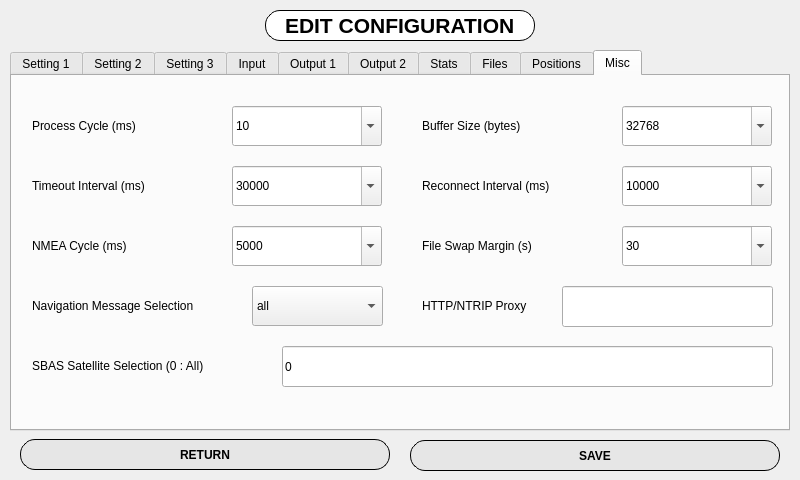
Francklin2/RTKLIB_Touchscreen_GUI, file RTKBASE/editeconfig.ui: the form before one commit.
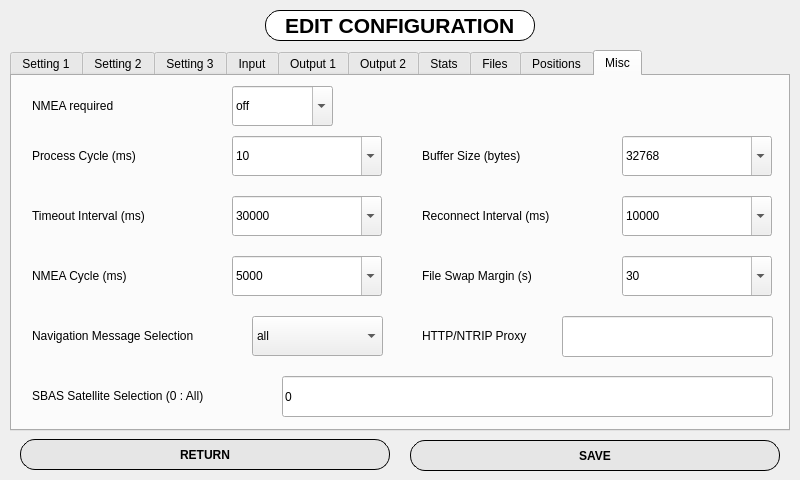
The form after the commit. The open tabs and pages were chosen to show the change. Custom widgets are drawn as their Qt base class.

Commit message: Added NMEA required option, set it to single to transit NMEA single solution to the VRS

What changed in the file:
```diff
--- a/RTKBASE/editeconfig.ui
+++ b/RTKBASE/editeconfig.ui
@@ -5756,7 +5756,7 @@
      <property name="geometry">
       <rect>
        <x>220</x>
-       <y>30</y>
+       <y>60</y>
        <width>150</width>
        <height>40</height>
       </rect>
@@ -5800,7 +5800,7 @@
      <property name="geometry">
       <rect>
        <x>20</x>
-       <y>30</y>
+       <y>60</y>
        <width>190</width>
        <height>40</height>
       </rect>
@@ -5813,7 +5813,7 @@
      <property name="geometry">
       <rect>
        <x>220</x>
-       <y>150</y>
+       <y>180</y>
        <width>150</width>
        <height>40</height>
       </rect>
@@ -5852,7 +5852,7 @@
      <property name="geometry">
       <rect>
        <x>20</x>
-       <y>150</y>
+       <y>180</y>
        <width>190</width>
        <height>40</height>
       </rect>
@@ -5865,7 +5865,7 @@
      <property name="geometry">
       <rect>
        <x>20</x>
-       <y>90</y>
+       <y>120</y>
        <width>190</width>
        <height>40</height>
       </rect>
@@ -5878,7 +5878,7 @@
      <property name="geometry">
       <rect>
        <x>220</x>
-       <y>90</y>
+       <y>120</y>
        <width>150</width>
        <height>40</height>
       </rect>
@@ -5927,7 +5927,7 @@
      <property name="geometry">
       <rect>
        <x>610</x>
-       <y>90</y>
+       <y>120</y>
        <width>150</width>
        <height>40</height>
       </rect>
@@ -5971,7 +5971,7 @@
      <property name="geometry">
       <rect>
        <x>410</x>
-       <y>90</y>
+       <y>120</y>
        <width>190</width>
        <height>40</height>
       </rect>
@@ -5984,7 +5984,7 @@
      <property name="geometry">
       <rect>
        <x>410</x>
-       <y>30</y>
+       <y>60</y>
        <width>201</width>
        <height>40</height>
       </rect>
@@ -5997,7 +5997,7 @@
      <property name="geometry">
       <rect>
        <x>610</x>
-       <y>30</y>
+       <y>60</y>
        <width>150</width>
        <height>40</height>
       </rect>
@@ -6031,7 +6031,7 @@
      <property name="geometry">
       <rect>
        <x>610</x>
-       <y>150</y>
+       <y>180</y>
        <width>150</width>
        <height>40</height>
       </rect>
@@ -6085,7 +6085,7 @@
      <property name="geometry">
       <rect>
        <x>410</x>
-       <y>150</y>
+       <y>180</y>
        <width>190</width>
        <height>40</height>
       </rect>
@@ -6098,7 +6098,7 @@
      <property name="geometry">
       <rect>
        <x>240</x>
-       <y>210</y>
+       <y>240</y>
        <width>131</width>
        <height>40</height>
       </rect>
@@ -6137,7 +6137,7 @@
      <property name="geometry">
       <rect>
        <x>20</x>
-       <y>210</y>
+       <y>240</y>
        <width>211</width>
        <height>40</height>
       </rect>
@@ -6150,7 +6150,7 @@
      <property name="geometry">
       <rect>
        <x>410</x>
-       <y>210</y>
+       <y>240</y>
        <width>131</width>
        <height>40</height>
       </rect>
@@ -6163,7 +6163,7 @@
      <property name="geometry">
       <rect>
        <x>550</x>
-       <y>210</y>
+       <y>240</y>
        <width>211</width>
        <height>41</height>
       </rect>
@@ -6173,7 +6173,7 @@
      <property name="geometry">
       <rect>
        <x>270</x>
-       <y>270</y>
+       <y>300</y>
        <width>491</width>
        <height>41</height>
       </rect>
@@ -6186,7 +6186,7 @@
      <property name="geometry">
       <rect>
        <x>20</x>
-       <y>270</y>
+       <y>300</y>
        <width>221</width>
        <height>40</height>
       </rect>
@@ -6195,6 +6195,53 @@
       <string>SBAS Satellite Selection (0 : All)</string>
      </property>
     </widget>
+    <widget class="QLabel" name="label_118">
+     <property name="geometry">
+      <rect>
+       <x>20</x>
+       <y>10</y>
+       <width>190</width>
+       <height>40</height>
+      </rect>
+     </property>
+     <property name="text">
+      <string>NMEA required</string>
+     </property>
+    </widget>
+    <widget class="MyComboBox" name="NMEAreq">
+     <property name="geometry">
+      <rect>
+       <x>220</x>
+       <y>10</y>
+       <width>101</width>
+       <height>40</height>
+      </rect>
+     </property>
+     <property name="editable">
+      <bool>true</bool>
+     </property>
+     <property name="currentIndex">
+      <number>0</number>
+     </property>
+     <property name="frame">
+      <bool>true</bool>
+     </property>
+     <item>
+      <property name="text">
+       <string>off</string>
+      </property>
+     </item>
+     <item>
+      <property name="text">
+       <string>llh</string>
+      </property>
+     </item>
+     <item>
+      <property name="text">
+       <string>single</string>
+      </property>
+     </item>
+    </widget>
    </widget>
   </widget>
   <widget class="QPushButton" name="ReturnButton">
```
Left out of the diff: 2 changed lines with no effect on the pictures. The commit also changes 2 other files.
